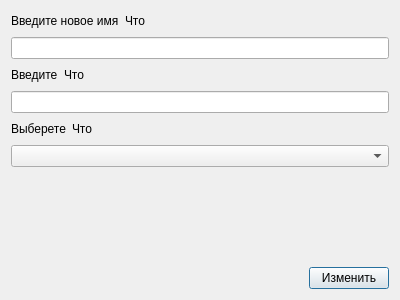
Before: the Qt Designer form chaptersettings.ui in Rayzedan/SystemControlStudent, drawn with Qt 5.
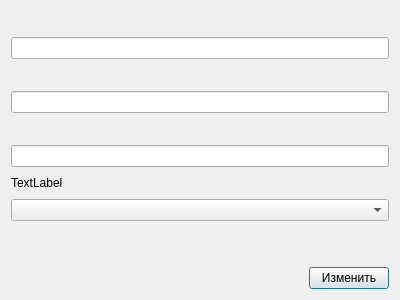
After: the same form once the commit is applied.

```diff
--- a/chaptersettings.ui
+++ b/chaptersettings.ui
@@ -17,24 +17,15 @@
    <item>
     <layout class="QVBoxLayout" name="verticalLayout_7">
      <item>
-      <layout class="QVBoxLayout" name="verticalLayout_5">
-       <item>
         <layout class="QVBoxLayout" name="verticalLayout_3">
          <item>
           <layout class="QVBoxLayout" name="verticalLayout">
            <item>
             <layout class="QHBoxLayout" name="horizontalLayout_5">
              <item>
-              <widget class="QLabel" name="label_7">
+            <widget class="QLabel" name="label_1">
                <property name="text">
-                <string>Введите новое имя</string>
-               </property>
-              </widget>
-             </item>
-             <item>
-              <widget class="QLabel" name="label_8">
-               <property name="text">
-                <string>Что</string>
+              <string/>
                </property>
               </widget>
              </item>
@@ -63,16 +54,9 @@
            <item>
             <layout class="QHBoxLayout" name="horizontalLayout_4">
              <item>
-              <widget class="QLabel" name="label_5">
+            <widget class="QLabel" name="label_2">
                <property name="text">
-                <string>Введите</string>
-               </property>
-              </widget>
-             </item>
-             <item>
-              <widget class="QLabel" name="label_6">
-               <property name="text">
-                <string>Что</string>
+              <string/>
                </property>
               </widget>
              </item>
@@ -99,20 +83,13 @@
         </layout>
        </item>
        <item>
-        <layout class="QVBoxLayout" name="verticalLayout_4">
+      <layout class="QVBoxLayout" name="verticalLayout_5">
          <item>
-          <layout class="QHBoxLayout" name="horizontalLayout_7">
+        <layout class="QHBoxLayout" name="horizontalLayout_2">
            <item>
-            <widget class="QLabel" name="label_9">
+          <widget class="QLabel" name="label_3">
              <property name="text">
-              <string>Выберете</string>
-             </property>
-            </widget>
-           </item>
-           <item>
-            <widget class="QLabel" name="label_10">
-             <property name="text">
-              <string>Что</string>
+            <string/>
              </property>
             </widget>
            </item>
@@ -132,12 +109,43 @@
           </layout>
          </item>
          <item>
+        <widget class="QLineEdit" name="lineEdit_3"/>
+       </item>
+      </layout>
+     </item>
+    </layout>
+   </item>
+   <item>
+    <layout class="QVBoxLayout" name="verticalLayout_4">
+     <item>
+      <layout class="QHBoxLayout" name="horizontalLayout">
+       <item>
+        <widget class="QLabel" name="label_4">
+         <property name="text">
+          <string>TextLabel</string>
+         </property>
+        </widget>
+       </item>
+       <item>
+        <spacer name="horizontalSpacer">
+         <property name="orientation">
+          <enum>Qt::Horizontal</enum>
+         </property>
+         <property name="sizeHint" stdset="0">
+          <size>
+           <width>40</width>
+           <height>20</height>
+          </size>
+         </property>
+        </spacer>
+       </item>
+      </layout>
+     </item>
+     <item>
           <widget class="QComboBox" name="comboBox"/>
          </item>
         </layout>
        </item>
-      </layout>
-     </item>
      <item>
       <layout class="QHBoxLayout" name="horizontalLayout_6">
        <item>
@@ -174,8 +182,6 @@
             <string>Изменить</string>
            </property>
           </widget>
-         </item>
-        </layout>
        </item>
       </layout>
      </item>
```
Lines whose indentation alone changed are shown as unchanged.
